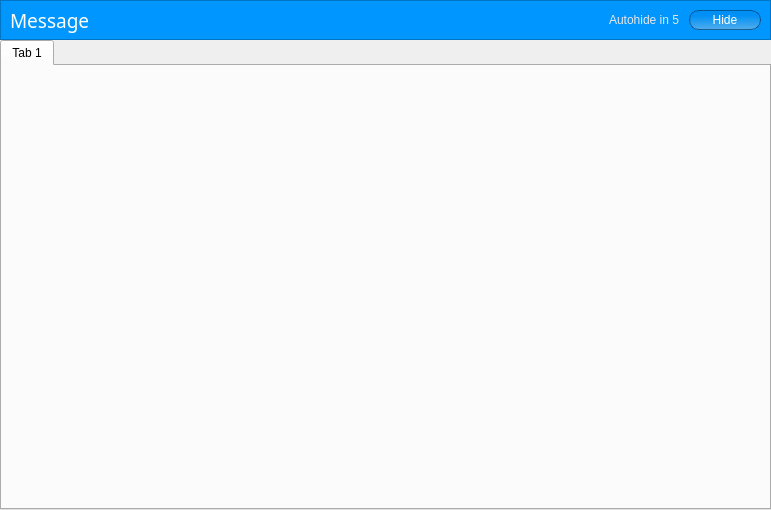
First picture: the form in bin/data/ui/login/login_controller.ui, repository realXtend/tundra, before the edit.
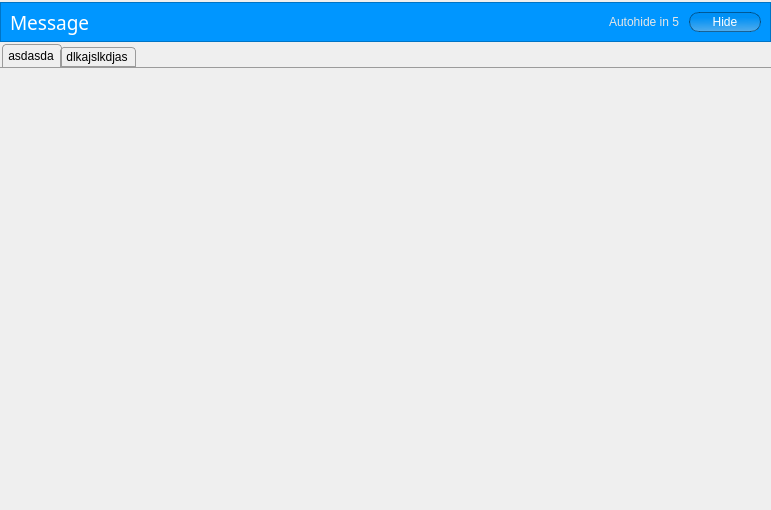
Second picture: the form after the edit.

Commit message: Renderer * Code cleanup/commenting * Removed Ogre::WindowEventListener as its not needed anymore with Qt * Window position goes now correctly to naali config from qt UI: * New theme and lots of tweaking * New ui files for core stuff Login: * Got rid of authentication field from start login and inworld login widget. Rex auth now account@server in the username field. TODO: Convert rest of inworld scene widgets to new theme tomorrow and check layouts from them. Feedback is welcome!

The edit to the form file:
```diff
--- a/bin/data/ui/login/login_controller.ui
+++ b/bin/data/ui/login/login_controller.ui
@@ -20,7 +20,10 @@
    <item>
     <layout class="QVBoxLayout" name="verticalLayout">
      <property name="spacing">
-      <number>0</number>
+      <number>2</number>
+     </property>
+     <property name="topMargin">
+      <number>2</number>
      </property>
      <item>
       <widget class="QFrame" name="messageFrame">
@@ -127,12 +130,76 @@
      </item>
      <item>
       <widget class="QTabWidget" name="tabWidget">
+       <property name="styleSheet">
+        <string notr="true"> QTabWidget::pane { /* The tab widget frame */
+    border: 0px; 
+	border-top: 1px solid #9B9B9B;
+ }
+
+ QTabWidget::tab-bar {
+     left: 2px;  /* move to the right by 5px */
+ }
+
+ /* Style the tab using the tab sub-control. Note that
+     it reads QTabBar _not_ QTabWidget */
+ QTabBar::tab {
+     background: qlineargradient(x1: 0, y1: 0, x2: 0, y2: 1,
+                                 stop: 0 #E1E1E1, stop: 0.4 #DDDDDD,
+                                 stop: 0.5 #D8D8D8, stop: 1.0 #D3D3D3);
+     border: 1px solid #9B9B9B;
+     border-top-left-radius: 4px;
+     border-top-right-radius: 4px;
+     min-width: 8ex;
+     padding: 2px;
+     padding-right: 7px;
+     padding-left: 5px;
+ }
+
+ QTabBar::tab:selected, QTabBar::tab:hover {
+     background: qlineargradient(x1: 0, y1: 0, x2: 0, y2: 1,
+                                 stop: 0 #fafafa, stop: 0.4 #f4f4f4,
+                                 stop: 0.5 #e7e7e7, stop: 1.0 #fafafa);
+ }
+
+ QTabBar::tab:selected {
+     border-color: #9B9B9B;
+     border-bottom-color: rgba(0,0,0,0); /* same as pane color */
+ }
+
+ QTabBar::tab:!selected {
+     margin-top: 3px; /* make non-selected tabs look smaller */
+ }
+
+ /* make use of negative margins for overlapping tabs */
+ QTabBar::tab:selected {
+     /* expand/overlap to the left and right by 4px */
+     margin-left: -2px;
+     margin-right: -2px;
+ }
+
+ QTabBar::tab:first:selected {
+     margin-left: 0; /* the first selected tab has nothing to overlap with on the left */
+ }
+
+ QTabBar::tab:last:selected {
+     margin-right: 0; /* the last selected tab has nothing to overlap with on the right */
+ }
+
+ QTabBar::tab:only-one {
+     margin: 0; /* if there is only one tab, we don't want overlapping margins */
+ }</string>
+       </property>
        <property name="currentIndex">
         <number>0</number>
        </property>
        <widget class="QWidget" name="tab">
         <attribute name="title">
-         <string>Tab 1</string>
+         <string>asdasda</string>
+        </attribute>
+       </widget>
+       <widget class="QWidget" name="tab_2">
+        <attribute name="title">
+         <string>dlkajslkdjas</string>
         </attribute>
        </widget>
       </widget>
```
Left out of the diff: 2 changed lines with no effect on the pictures. The commit also changes 19 other files.
